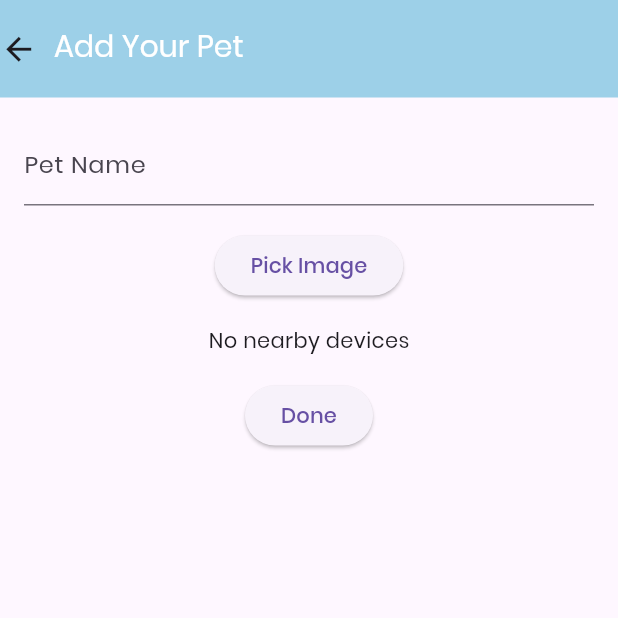
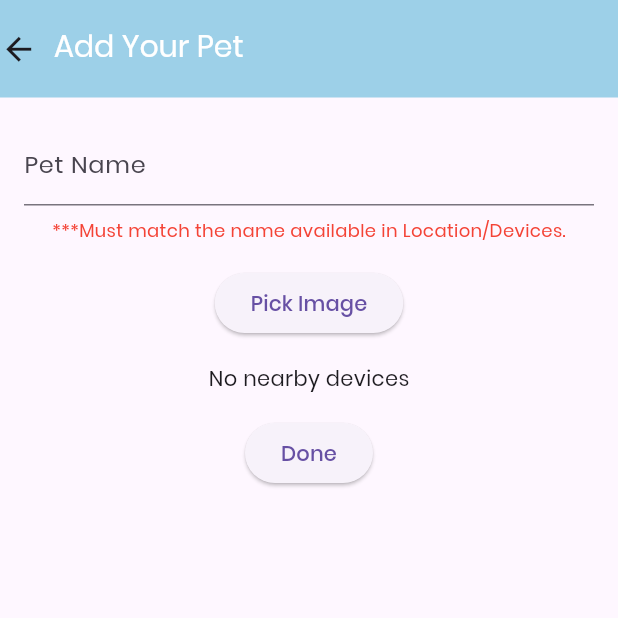
Before and after one commit to syk08/PetPal, a Flutter app: the AddPetPage screen opened by its route, after a tap on "Done", on a phone screen of 412 x 824 dp, the top half of it. Run offline on Flutter 3.47's test engine with Material 3 defaults, Android fonts, the phone set to English and light mode, and no system bars; our stand-ins replace carousel_slider, cloud_firestore, firebase_auth, firebase_core, firebase_storage, flutter_svg and 8 more; missing offline and left inert: flutter_bkash; accounts and stored records are empty.

Commit message:
name mismatch dialog

```diff
--- a/lib/screens/addpets.dart
+++ b/lib/screens/addpets.dart
@@ -151,6 +151,28 @@ class _AddPetPageState extends State<AddPetPage> {
       // Show an error message or handle the case when any field is empty
       return;
     }
+    if (_location != _nameController.text) {
+      showDialog(
+        context: context,
+        builder: (BuildContext context) {
+          return AlertDialog(
+            title: Text('Alert'),
+            content: Text(
+                "Pet name didn't match with the one displayed in Location/Devices."),
+            actions: [
+              TextButton(
+                onPressed: () {
+                  Navigator.of(context).pop(); // Close the dialog
+                },
+                child: Text('OK'),
+              ),
+            ],
+          );
+        },
+      );
+      return;
+    }
+
     String temp = "sth";
     setState(() {
       temp = _nameController.text;
@@ -219,6 +241,14 @@ class _AddPetPageState extends State<AddPetPage> {
                     controller: _nameController,
                     decoration: InputDecoration(labelText: 'Pet Name'),
                   ),
+                  Gap(8),
+                  Text(
+                    "***Must match the name available in Location/Devices.",
+                    style: TextStyle(
+                      color: Colors.red,
+                      fontSize: 12,
+                    ),
+                  ),
                   Gap(16),
                   // _image != null ?
                   //   Image.file(_image,
```
